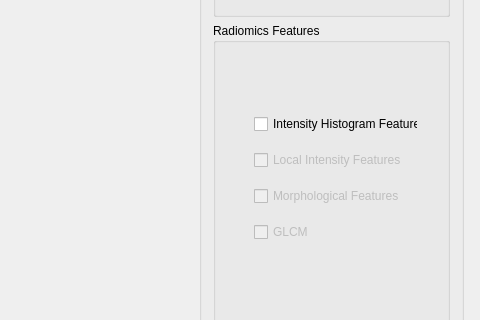
Qt form platform/platform.ui (Jiwon-Hwang/Radiomics-Feature-Extraction) before a commit; both pictures show x 617 to 1097 and y 324 to 644 of the 1097 by 735 pixel window.
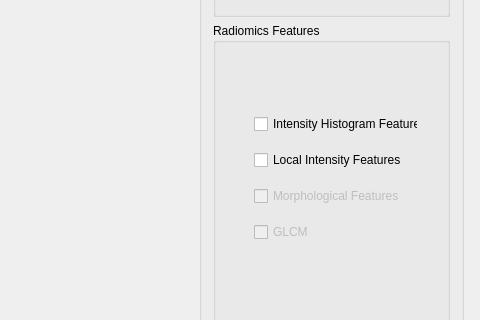
The same form after that commit. Icons and pictures are not drawn.

Diff of the .ui file:
```diff
--- a/platform/platform.ui
+++ b/platform/platform.ui
@@ -199,7 +199,7 @@
                <item>
                 <widget class="QCheckBox" name="checkBox_Intensity">
                  <property name="enabled">
-                  <bool>false</bool>
+                  <bool>true</bool>
                  </property>
                  <property name="text">
                   <string>Local Intensity Features</string>
```
